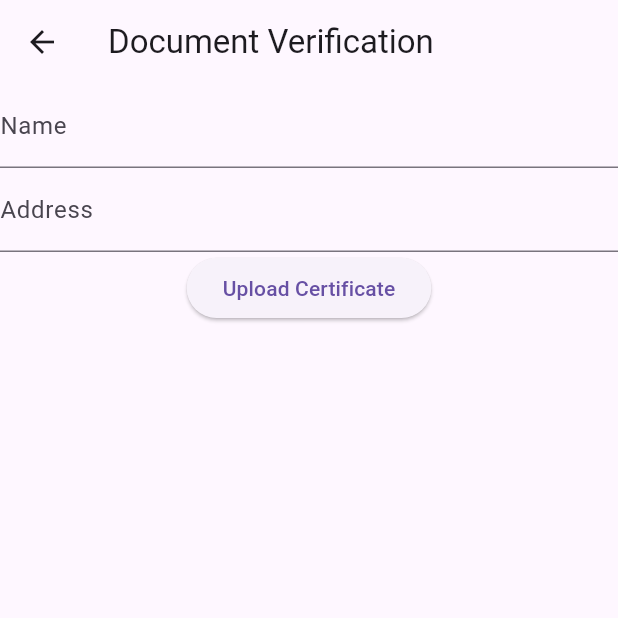
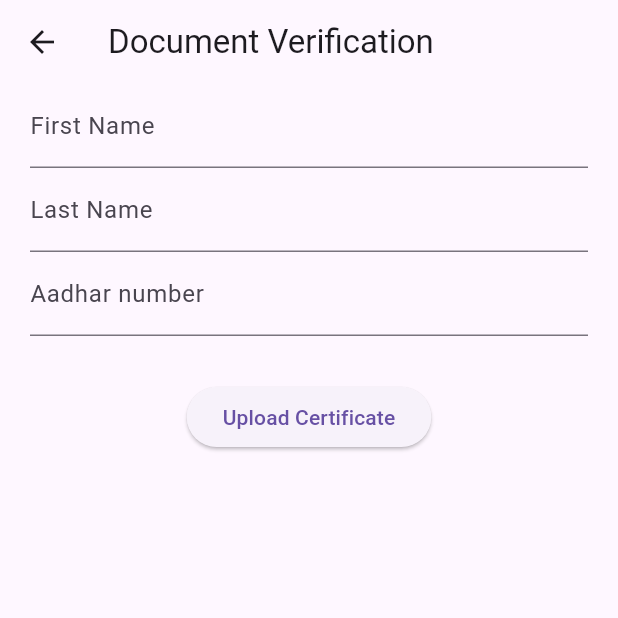
Before and after one commit to Thirumurugan-12/bob-phone, a Flutter app: the screen it shows after launch, after a tap on "Document Verification", on a phone screen of 412 x 824 dp, the top half of it. Run offline on Flutter 3.47's test engine with Material 3 defaults, Android fonts, the phone set to English and light mode, and no system bars; our stand-ins replace image_picker, percent_indicator.

Commit message:
minor ui changes , credit page

```diff
--- a/lib/screens/document.dart
+++ b/lib/screens/document.dart
@@ -33,14 +33,28 @@ class _DocumentVerificationPageState extends State<DocumentVerificationPage> {
         key: _formKey,
         child: Column(
           children: <Widget>[
-            TextFormField(
-              decoration: InputDecoration(labelText: 'Name'),
-              onSaved: (value) => _name = value,
+            Padding(
+              padding: const EdgeInsets.only(left: 20,right:20 ),
+              child: TextFormField(
+                decoration: InputDecoration(labelText: 'First Name'),
+                onSaved: (value) => _name = value,
+              ),
             ),
-            TextFormField(
-              decoration: InputDecoration(labelText: 'Address'),
-              onSaved: (value) => _address = value,
+            Padding(
+              padding: const EdgeInsets.only(left: 20,right:20 ),
+              child: TextFormField(
+                decoration: InputDecoration(labelText: 'Last Name'),
+                onSaved: (value) => _name = value,
+              ),
             ),
+            Padding(
+               padding: const EdgeInsets.only(left: 20,right:20 ),
+              child: TextFormField(
+                decoration: InputDecoration(labelText: 'Aadhar number'),
+                onSaved: (value) => _address = value,
+              ),
+            ),
+            SizedBox(height: 30,),
             ElevatedButton(
               onPressed: _pickImage,
               child: Text('Upload Certificate'),
--- a/lib/screens/homepage.dart
+++ b/lib/screens/homepage.dart
@@ -1,3 +1,4 @@
+import 'package:bob_phone/screens/credit.dart';
 import 'package:bob_phone/screens/document.dart';
 import 'package:bob_phone/screens/invoice.dart';
 import 'package:flutter/material.dart';
@@ -44,11 +45,17 @@ class HomePage extends StatelessWidget {
                 ),
               ),
             ),
-            Card(
-              child: ListTile(
-                leading: Icon(Icons.document_scanner),
-                title: Text('Credit Score'),
-                subtitle: Text('Check your credit score here'),
+            InkWell(
+              onTap: () => {
+// Suggested code may be subject to a license. Learn more: ~LicenseLog:1469755021.
+                Navigator.push(context, MaterialPageRoute(builder: (context) => CreditPage()))
+              },
+              child: Card(
+                child: ListTile(
+                  leading: Icon(Icons.document_scanner),
+                  title: Text('Credit Score'),
+                  subtitle: Text('Check your credit score here'),
+                ),
               ),
             ),
             // Add more cards here
--- a/lib/screens/invoice.dart
+++ b/lib/screens/invoice.dart
@@ -51,7 +51,8 @@ class _InvoicePageState extends State<InvoicePage> {
           // mainAxisAlignment: MainAxisAlignment.center,
           children: <Widget>[
             _image == null
-                ? Text('No image selected.')
+                // ignore: prefer_const_constructors
+                ? Center(child:  Text('No image selected.'))
                 : Image.file(
                     _image!,
                     fit: BoxFit.values[1],
--- a/pubspec.yaml
+++ b/pubspec.yaml
@@ -36,6 +36,7 @@ dependencies:
   # Use with the CupertinoIcons class for iOS style icons.
   cupertino_icons: ^1.0.6
   image_picker: ^0.8.4+4
+  percent_indicator: ^4.2.3
 
 dev_dependencies:
   flutter_test:
```
Also changed, not shown: lib/screens/credit.dart (added, +54 -0 lines), pubspec.lock.
